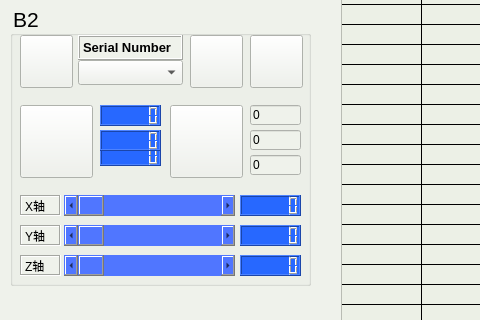
This is mainwindow.ui in inwhites/Cs200 as Qt 5 draws it before an edit; both pictures show x 0 to 480 and y 255 to 575 of the 900 by 666 pixel window. The edited form follows.
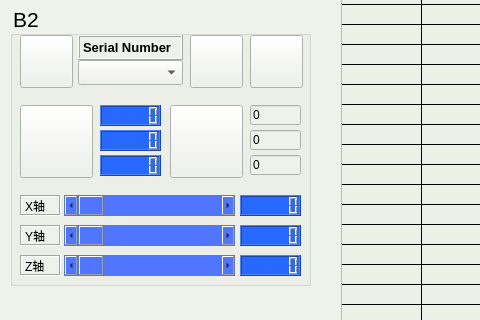
This is the edited form. Icons and pictures are not drawn.

Diff of the .ui file:
```diff
--- a/mainwindow.ui
+++ b/mainwindow.ui
@@ -2111,7 +2111,7 @@
      <property name="geometry">
       <rect>
        <x>90</x>
-       <y>140</y>
+       <y>150</y>
        <width>61</width>
        <height>21</height>
       </rect>
```
